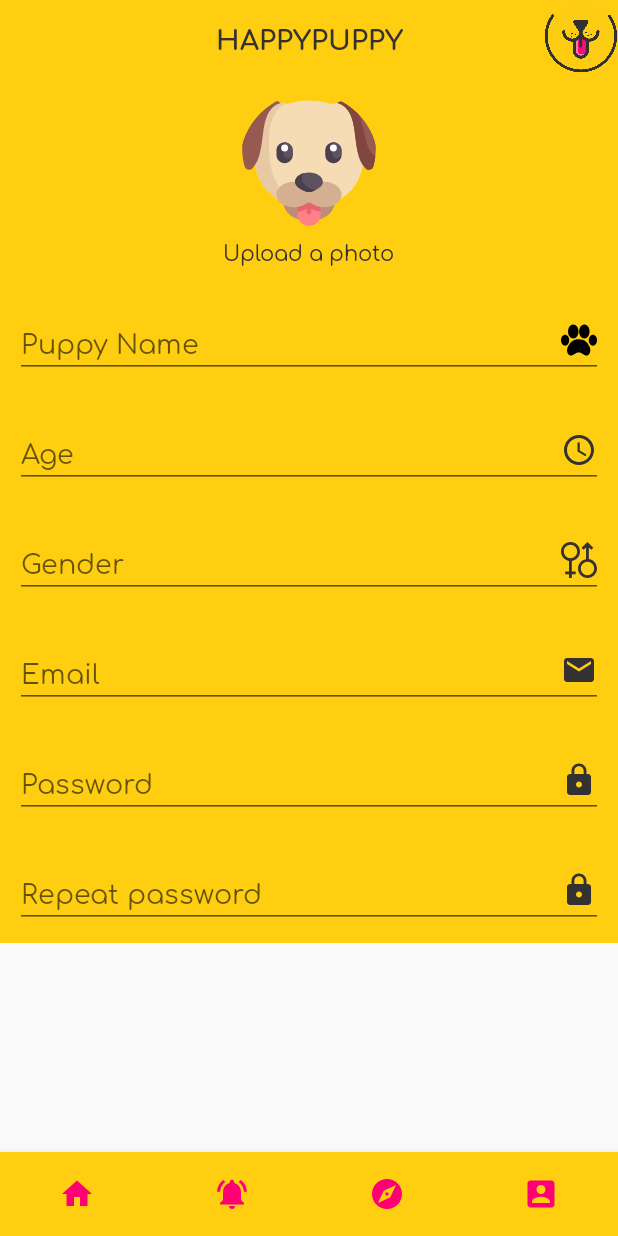
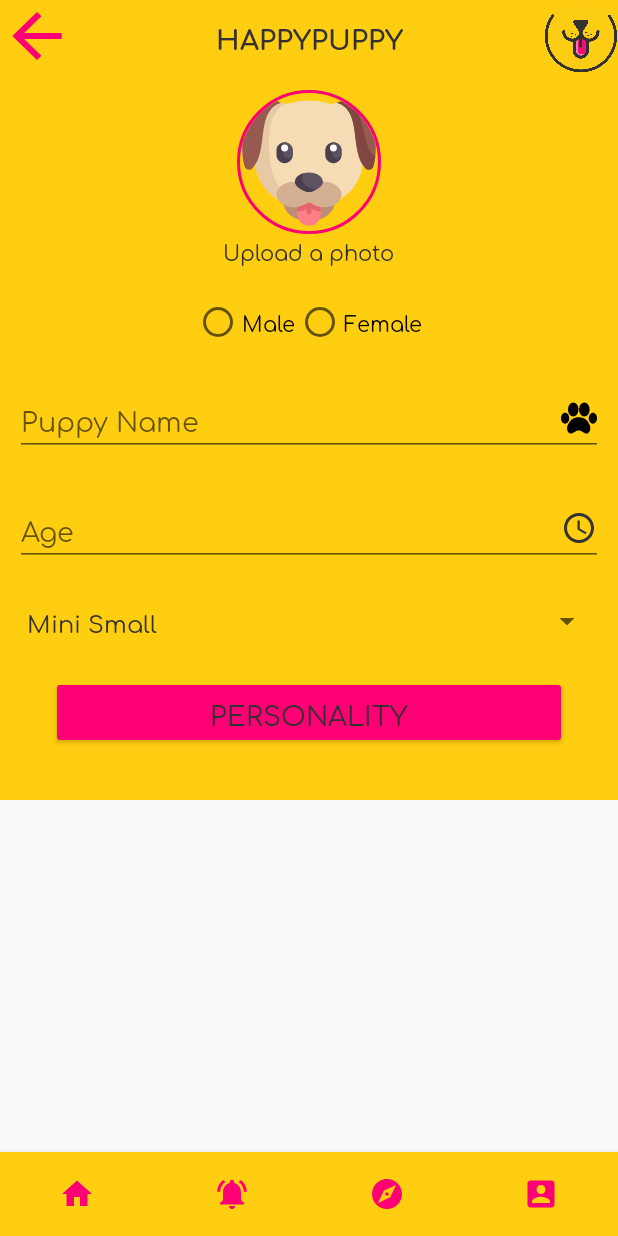
Before and after one commit to carlocorradini/happypuppy, an Android app: the RegisterPuppy screen opened directly, with no data from a screen before it, on a phone screen of 412 x 824 dp. Run offline under Robolectric (Android 15) with nearby library versions, the phone set to English and light mode, and no system bars; our stand-ins replace CircleImageView.

Commit message:
Register puppy, fixing many things

```diff
--- a/app/src/main/java/com/unitn/disi/lpsmt/happypuppy/RegisterPuppy.java
+++ b/app/src/main/java/com/unitn/disi/lpsmt/happypuppy/RegisterPuppy.java
@@ -1,29 +1,104 @@
 package com.unitn.disi.lpsmt.happypuppy;
 
+import android.app.AlertDialog;
 import android.app.DatePickerDialog;
+import android.content.DialogInterface;
 import android.content.Intent;
 import android.os.Bundle;
+import android.text.InputType;
 import android.view.View;
+import android.widget.ArrayAdapter;
 import android.widget.Button;
 import android.widget.DatePicker;
-import android.widget.EditText;
+import android.widget.Spinner;
 import android.widget.TextView;
-
 import androidx.appcompat.app.AppCompatActivity;
 import androidx.fragment.app.DialogFragment;
-
 import java.text.DateFormat;
-import java.text.SimpleDateFormat;
+import java.util.ArrayList;
 import java.util.Calendar;
-import java.util.Date;
 
 public class RegisterPuppy extends AppCompatActivity implements DatePickerDialog.OnDateSetListener {
     private TextView date;
+    private Button personality;
+    private Button imgPuppy;
+
+    String[] listItems;
+    boolean[] checkedItems;
+    ArrayList<Integer> puppyPersonality = new ArrayList<>();
+
     @Override
     protected void onCreate(Bundle savedInstanceState) {
         super.onCreate(savedInstanceState);
         setContentView(R.layout.fragment_register_puppy);
 
+        /* Image input for puppy */
+
+        /* Spinner for Puppy's size */
+        Spinner spinner = findViewById(R.id.register_puppy_input_size);
+        ArrayAdapter<CharSequence> adapter = ArrayAdapter.createFromResource(this,
+        R.array.puppy_size, android.R.layout.simple_spinner_item);
+        adapter.setDropDownViewResource(android.R.layout.simple_spinner_dropdown_item);
+        spinner.setAdapter(adapter);
+
+        /* Get checklist for dialog */
+        personality = findViewById(R.id.register_puppy_button_input_personality);
+        listItems = getResources().getStringArray(R.array.puppy_size);
+        checkedItems = new boolean[listItems.length];
+
+        personality.setOnClickListener(new View.OnClickListener() {
+            @Override
+            public void onClick(View v) {
+                final AlertDialog.Builder pBuilder = new AlertDialog.Builder(RegisterPuppy.this);
+                pBuilder.setTitle(getResources().getString(R.string.puppy_behaviour));
+                pBuilder.setMultiChoiceItems(listItems, checkedItems, new DialogInterface.OnMultiChoiceClickListener() {
+                    @Override
+                    public void onClick(DialogInterface dialog, int which, boolean isChecked) {
+                        /* Which item, isChecked */
+                        if(isChecked) {
+                            if(!puppyPersonality.contains(which)){
+                                puppyPersonality.add(which);
+                            } else{
+                                puppyPersonality.remove(which);
+                            }
+                        }
+                    }
+                });
+                pBuilder.setCancelable(false);
+                pBuilder.setPositiveButton("OK", new DialogInterface.OnClickListener() {
+                    @Override
+                    public void onClick(DialogInterface dialog, int which) {
+                        String item = "";
+                         for (int i = 0; i < puppyPersonality.size(); i++){
+                             item = item + listItems[puppyPersonality.get(i)];
+                             if(i!= puppyPersonality.size() -1)
+                                 item = item + ", ";
+                         }
+                    }
+                });
+                pBuilder.setNegativeButton(R.string.dismiss, new DialogInterface.OnClickListener() {
+                    @Override
+                    public void onClick(DialogInterface dialog, int which) {
+                        dialog.dismiss();
+                    }
+                });
+
+                pBuilder.setNeutralButton(R.string.clear_all, new DialogInterface.OnClickListener() {
+                    @Override
+                    public void onClick(DialogInterface dialog, int which) {
+                        for (int j = 0; j < checkedItems.length; j++){
+                            checkedItems[j] = false;
+                            puppyPersonality.clear();
+                        }
+                    }
+                });
+                AlertDialog pDialog = pBuilder.create();
+                pDialog.show();
+            }
+        });
+
+
+        /* Birth date of puppy */
         date = findViewById(R.id.register_puppy_input_age);
         date.setOnClickListener(new View.OnClickListener() {
             @Override
@@ -32,7 +107,10 @@ public class RegisterPuppy extends AppCompatActivity implements DatePickerDialog
                 datePicker.show(getSupportFragmentManager(), "date picker");
             }
         });
+        date.setInputType(InputType.TYPE_NULL);
     }
+
+    /* Date selected */
     @Override
     public void onDateSet(DatePicker view, int year, int month, int dayOfMonth) {
         Calendar c = Calendar.getInstance();
@@ -40,7 +118,7 @@ public class RegisterPuppy extends AppCompatActivity implements DatePickerDialog
         c.set(Calendar.MONTH, month);
         c.set(Calendar.DAY_OF_MONTH, dayOfMonth);
 
-        String puppyAge = DateFormat.getDateInstance(DateFormat.FULL).format(c.getTime());
+        String puppyAge = DateFormat.getDateInstance(DateFormat.MEDIUM).format(c.getTime());
         date.setText(puppyAge);
     }
 }
--- /dev/null
+++ b/app/src/main/res/drawable/ic_arrow_back.xml
@@ -0,0 +1,9 @@
+<vector xmlns:android="http://schemas.android.com/apk/res/android"
+        android:width="24dp"
+        android:height="24dp"
+        android:viewportWidth="24.0"
+        android:viewportHeight="24.0">
+    <path
+        android:fillColor="#FF000000"
+        android:pathData="M20,11H7.83l5.59,-5.59L12,4l-8,8 8,8 1.41,-1.41L7.83,13H20v-2z"/>
+</vector>
--- a/app/src/main/res/layout/fragment_register_puppy.xml
+++ b/app/src/main/res/layout/fragment_register_puppy.xml
@@ -14,6 +14,18 @@
         app:layout_constraintBottom_toBottomOf="parent"
         app:layout_constraintLeft_toLeftOf="parent"
         app:layout_constraintRight_toRightOf="parent">
+
+        <Button
+            android:id="@+id/home_page_button_back"
+            style="?android:attr/borderlessButtonStyle"
+            android:layout_width="49dp"
+            android:layout_height="wrap_content"
+            android:layout_gravity="start"
+            android:background="@color/colorPrimary"
+            android:clickable="true"
+            android:foreground="@drawable/ic_arrow_back"
+            android:foregroundTint="@color/colorSecondary"
+            android:textStyle="bold" />
 
         <ImageView
             android:id="@+id/home_page_icon_logo"
@@ -32,7 +44,7 @@
             android:background="@color/colorPrimary"
             android:clickable="true"
             android:text="@string/app_name"
-            android:textSize="18sp"
+            android:textSize="@dimen/text_size_standard"
             android:textStyle="bold" />
 
     </com.google.android.material.navigation.NavigationView>
@@ -67,7 +79,7 @@
                     android:layout_height="96dp"
                     android:layout_gravity="center"
                     android:src="@drawable/ic_dog_avatar"
-                    app:civ_border_color="@color/colorPrimary"
+                    app:civ_border_color="@color/colorSecondary"
                     app:civ_border_width="2dp" />
 
                 <TextView
@@ -77,6 +89,24 @@
                     android:text="@string/upload_avatar" />
             </LinearLayout>
 
+            <RadioGroup
+                android:layout_width="wrap_content"
+                android:layout_height="wrap_content"
+                android:layout_gravity="center"
+                android:orientation="horizontal"
+                android:layout_marginTop="20dp">
+
+                <RadioButton
+                    android:id="@+id/register_puppy_input_gender_male"
+                    android:layout_width="wrap_content"
+                    android:layout_height="wrap_content"
+                    android:text="@string/male"/>
+                <RadioButton
+                    android:id="@+id/register_puppy_input_gender_female"
+                    android:layout_width="wrap_content"
+                    android:layout_height="wrap_content"
+                    android:text="@string/female"/>
+            </RadioGroup>
             <EditText
                 android:id="@+id/register_puppy_input_name_puppy"
                 android:layout_width="match_parent"
@@ -96,53 +126,26 @@
                 android:drawableTint="@color/colorAccent"
                 android:hint="@string/age"
                 android:importantForAutofill="no"
-                android:inputType="textNoSuggestions" />
+                android:inputType="textNoSuggestions"
+                android:windowSoftInputMode="stateAlwaysHidden"/>
 
-            <EditText
-                android:id="@+id/register_puppy_input_gender"
+            <Spinner
+                android:id="@+id/register_puppy_input_size"
                 android:layout_width="match_parent"
                 android:layout_height="wrap_content"
                 android:layout_marginTop="@dimen/margin"
-                android:drawableEnd="@drawable/ic_gender"
-                android:drawableTint="@color/colorAccent"
-                android:hint="@string/gender"
-                android:importantForAutofill="no"
-                android:inputType="textNoSuggestions" />
+                android:spinnerMode="dialog"
+                android:prompt="@string/size" />
 
-            <EditText
-                android:id="@+id/sign_up_input_email"
+            <Button
+                android:id="@+id/register_puppy_button_input_personality"
                 android:layout_width="match_parent"
                 android:layout_height="wrap_content"
-                android:layout_marginTop="@dimen/margin"
-                android:drawableEnd="@drawable/ic_email"
-                android:drawableTint="@color/colorAccent"
-                android:hint="@string/email"
-                android:importantForAutofill="no"
-                android:inputType="textEmailAddress" />
-
-            <EditText
-                android:id="@+id/sign_up_input_password"
-                android:layout_width="match_parent"
-                android:layout_height="wrap_content"
-                android:layout_marginTop="@dimen/margin"
-                android:drawableEnd="@drawable/ic_lock"
-                android:drawableTint="@color/colorAccent"
-                android:hint="@string/password"
-                android:importantForAutofill="no"
-                android:inputType="textPassword" />
-
-            <EditText
-                android:id="@+id/sign_up_input_password_repeat"
-                android:layout_width="match_parent"
-                android:layout_height="wrap_content"
-                android:layout_marginTop="@dimen/margin"
-                android:drawableEnd="@drawable/ic_lock"
-                android:drawableTint="@color/colorAccent"
-                android:hint="@string/repeat_password"
-                android:importantForAutofill="no"
-                android:inputType="textPassword" />
+                android:textSize="@dimen/text_size_standard"
+                android:layout_margin="@dimen/margin"
+                android:backgroundTint="@color/colorSecondary"
+                android:text="@string/puppy_behaviour" />
         </LinearLayout>
-
     </ScrollView>
 
     <!-- Bottom Navigation Bar -->
@@ -158,6 +161,5 @@
         android:background="@color/colorPrimary"
         app:labelVisibilityMode="unlabeled"
         app:itemIconTint="@color/colorSecondary"
-        app:menu="@menu/bottom_navigation"
-        />
+        app:menu="@menu/bottom_navigation" />
 </RelativeLayout>
--- a/app/src/main/res/values/dimens.xml
+++ b/app/src/main/res/values/dimens.xml
@@ -8,4 +8,5 @@
     <dimen name="logo_text_height">160dp</dimen>
     <dimen name="margin">24dp</dimen>
     <dimen name="padding">24dp</dimen>
+    <dimen name="text_size_standard">18sp</dimen>
 </resources>
--- a/app/src/main/res/values/strings.xml
+++ b/app/src/main/res/values/strings.xml
@@ -2,6 +2,7 @@
     <string name="app_name">HappyPuppy</string>
     <string name="logo">Logo</string>
     <string name="logo_text">Logo with text</string>
+    <string name="information_privacy">By selecting this option you accept the processing of personal data, respecting the Regulation (EU) 2016/679 (the "GDPR")</string>
     <string name="username">Username</string>
     <string name="password">Password</string>
     <string name="repeat_password">Repeat password</string>
@@ -25,5 +26,21 @@
     <string name="upload_avatar">Upload a photo</string>
     <string name="puppy_name">Puppy Name</string>
     <string name="age">Age</string>
+    <string name="size">Size</string>
     <string name="gender">Gender</string>
+    <string name="male">Male</string>
+    <string name="female">Female</string>
+    <string name="puppy_behaviour">Personality</string>
+
+    <string-array name="puppy_size">
+        <item>Mini Small</item>
+        <item>Small</item>
+        <item>Medium</item>
+        <item>Medium-Large</item>
+        <item>Large</item>
+        <item>Extra Large</item>
+    </string-array>
+
+    <string name="dismiss">Dismiss</string>
+    <string name="clear_all">Clear all</string>
 </resources>
```
Also changed, not shown: app/src/main/java/com/unitn/disi/lpsmt/happypuppy/DatePickerFragment.java (+4 -3 lines), app/src/main/java/com/unitn/disi/lpsmt/happypuppy/SignUp.java (+31 -1 lines), app/src/main/res/drawable/ic_arrow_drop_down.xml (added, +9 -0 lines), app/src/main/res/layout/fragment_sign_up.xml (+18 -0 lines), 1 other file.
